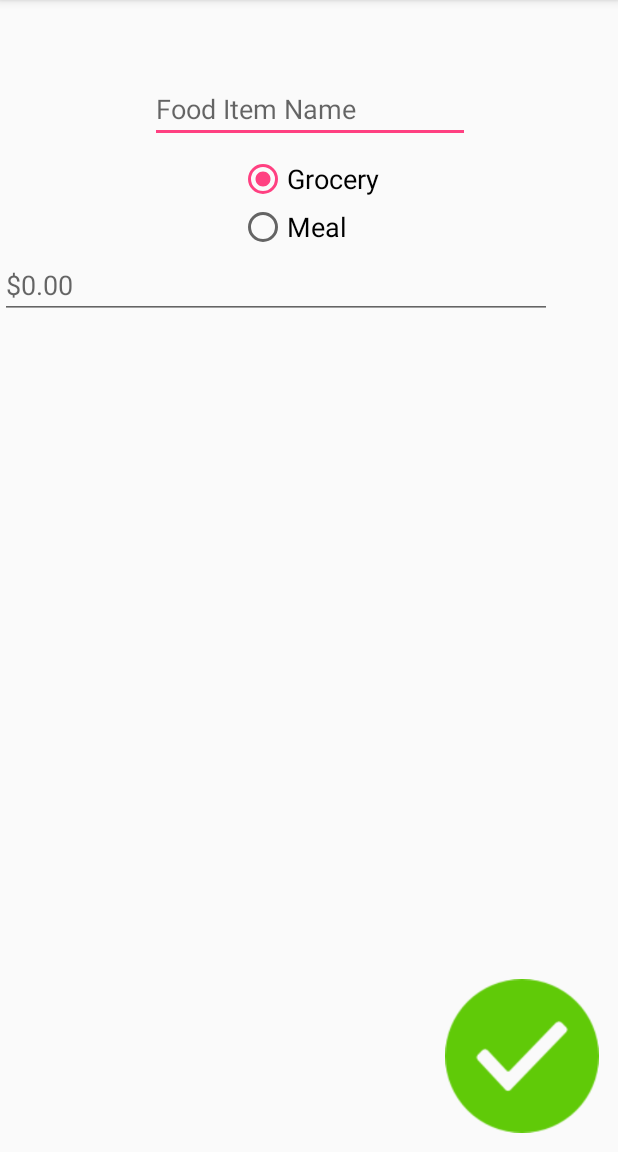
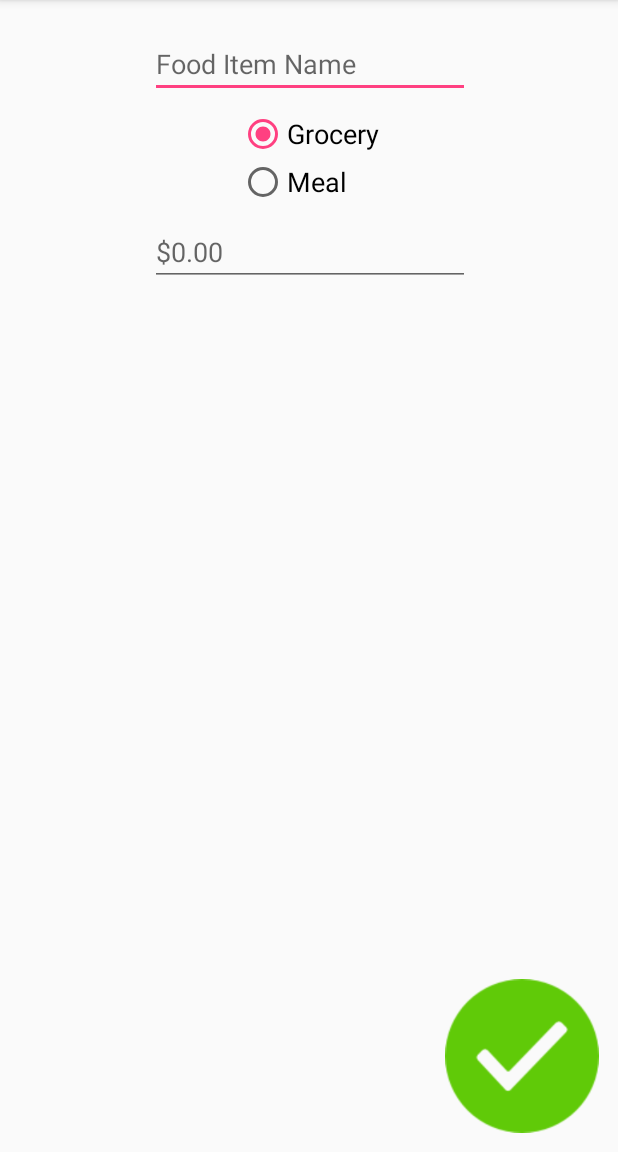
Before and after one commit to jsogard/meal-price-tracker-app, an Android app: the NewFoodItem screen opened directly, with no data from a screen before it, on a phone screen of 412 x 824 dp, the part 84-1236 px from its top. Run offline under Robolectric (Android 15) with nearby library versions, the light colour scheme and no system bars.

Commit message:
implement add grocery item, update fragment

```diff
--- a/MealWorm/app/src/main/java/com/cpre388/joesogard/mealworm/dummy/DummyContent.java
+++ b/MealWorm/app/src/main/java/com/cpre388/joesogard/mealworm/dummy/DummyContent.java
@@ -28,7 +28,7 @@ public class DummyContent {
      */
     public static final Map<Long, FoodItem> ITEM_MAP = new HashMap<Long, FoodItem>();
 
-    private static final int COUNT = 25;
+    private static final int COUNT = 7;
 
     static {
         // Add some sample items.
@@ -37,7 +37,7 @@ public class DummyContent {
         }
     }
 
-    private static void addItem(FoodItem item) {
+    public static void addItem(FoodItem item) {
         ITEMS.add(item);
         ITEM_MAP.put(item.getId(), item);
     }
--- a/MealWorm/app/src/main/res/layout/activity_new_food_item.xml
+++ b/MealWorm/app/src/main/res/layout/activity_new_food_item.xml
@@ -7,7 +7,7 @@
     tools:context="com.cpre388.joesogard.mealworm.NewFoodItem">
 
     <EditText
-        android:id="@+id/editText"
+        android:id="@+id/inputName"
         android:layout_width="wrap_content"
         android:layout_height="wrap_content"
         android:ems="10"
@@ -18,8 +18,10 @@
         android:layout_marginLeft="8dp"
         app:layout_constraintLeft_toLeftOf="parent"
         app:layout_constraintTop_toTopOf="parent"
-        android:layout_marginTop="50dp"
-        app:layout_constraintHorizontal_bias="0.503" />
+        android:layout_marginTop="20dp"
+        app:layout_constraintHorizontal_bias="0.503"
+        android:layout_marginStart="8dp"
+        android:layout_marginEnd="8dp" />
 
     <RadioGroup
         android:id="@+id/radioGroup"
@@ -31,7 +33,9 @@
         android:checkedButton="@+id/groceryRadio"
         app:layout_constraintLeft_toLeftOf="parent"
         app:layout_constraintRight_toRightOf="parent"
-        app:layout_constraintTop_toBottomOf="@+id/editText">
+        app:layout_constraintTop_toBottomOf="@+id/inputName"
+        android:layout_marginStart="8dp"
+        android:layout_marginEnd="8dp">
 
         <RadioButton
             android:id="@+id/groceryRadio"
@@ -54,28 +58,60 @@
             android:textSize="18sp"
             tools:layout_editor_absoluteX="33dp"
             tools:layout_editor_absoluteY="142dp" />
+
     </RadioGroup>
-
-    <FrameLayout
-        android:id="@+id/extraSettingHolder"
-        android:layout_width="368dp"
-        android:layout_height="wrap_content"
-        app:layout_constraintTop_toBottomOf="@+id/radioGroup"
-        tools:layout_editor_absoluteX="8dp">
-
-    </FrameLayout>
 
     <ImageButton
         android:id="@+id/checkBtn"
         android:layout_width="wrap_content"
         android:layout_height="wrap_content"
-        android:layout_marginBottom="0dp"
-        android:layout_marginRight="0dp"
         android:background="#000f"
+        android:onClick="finish"
         android:scaleX="0.8"
         android:scaleY="0.8"
         app:layout_constraintBottom_toBottomOf="parent"
         app:layout_constraintRight_toRightOf="parent"
         app:srcCompat="@mipmap/check_med" />
 
+    <FrameLayout
+        android:id="@+id/specialView"
+        android:layout_width="wrap_content"
+        android:layout_height="wrap_content"
+        android:layout_marginLeft="8dp"
+        android:layout_marginRight="8dp"
+        android:layout_marginTop="8dp"
+        android:layout_weight="1"
+        app:layout_constraintLeft_toLeftOf="@+id/inputName"
+        app:layout_constraintRight_toRightOf="@+id/inputName"
+        app:layout_constraintTop_toBottomOf="@+id/radioGroup">
+
+        <EditText
+            android:id="@+id/priceInput"
+            android:layout_width="wrap_content"
+            android:layout_height="wrap_content"
+            android:ems="10"
+            android:hint="$0.00"
+            android:inputType="numberDecimal" />
+    </FrameLayout>
+
+    <FrameLayout
+        android:id="@+id/fragmentHolder"
+        android:layout_width="365dp"
+        android:layout_height="315dp"
+        android:layout_marginLeft="8dp"
+        android:layout_marginRight="8dp"
+        android:layout_marginTop="5dp"
+        android:visibility="gone"
+        app:layout_constraintLeft_toLeftOf="parent"
+        app:layout_constraintRight_toRightOf="parent"
+        app:layout_constraintTop_toBottomOf="@+id/specialView">
+
+        <fragment
+            android:id="@+id/fragment"
+            android:name="com.cpre388.joesogard.mealworm.PantryItemFragment"
+            android:layout_width="wrap_content"
+            android:layout_height="wrap_content"
+            tools:layout="@layout/fragment_pantryitem_list" />
+    </FrameLayout>
+
 </android.support.constraint.ConstraintLayout>
```
Also changed, not shown: MealWorm/app/src/main/java/com/cpre388/joesogard/mealworm/MainActivity.java (+39 -0 lines), MealWorm/app/src/main/java/com/cpre388/joesogard/mealworm/NewFoodItem.java (+38 -9 lines), MealWorm/app/src/main/res/layout/activity_main.xml (+10 -14 lines).
